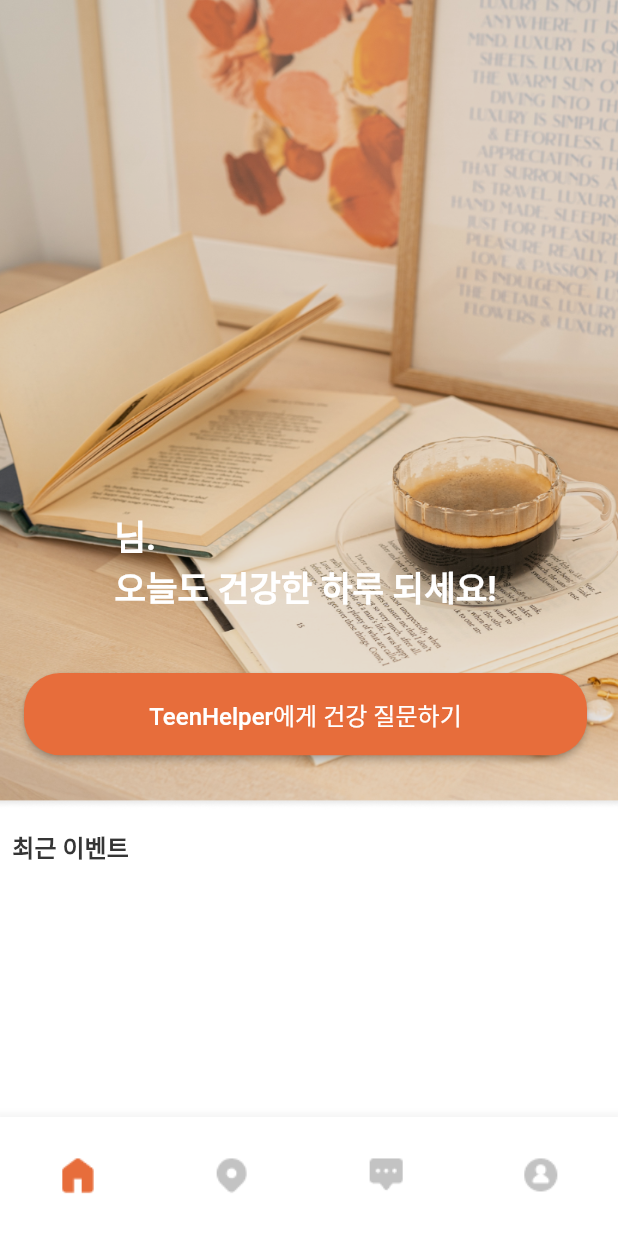
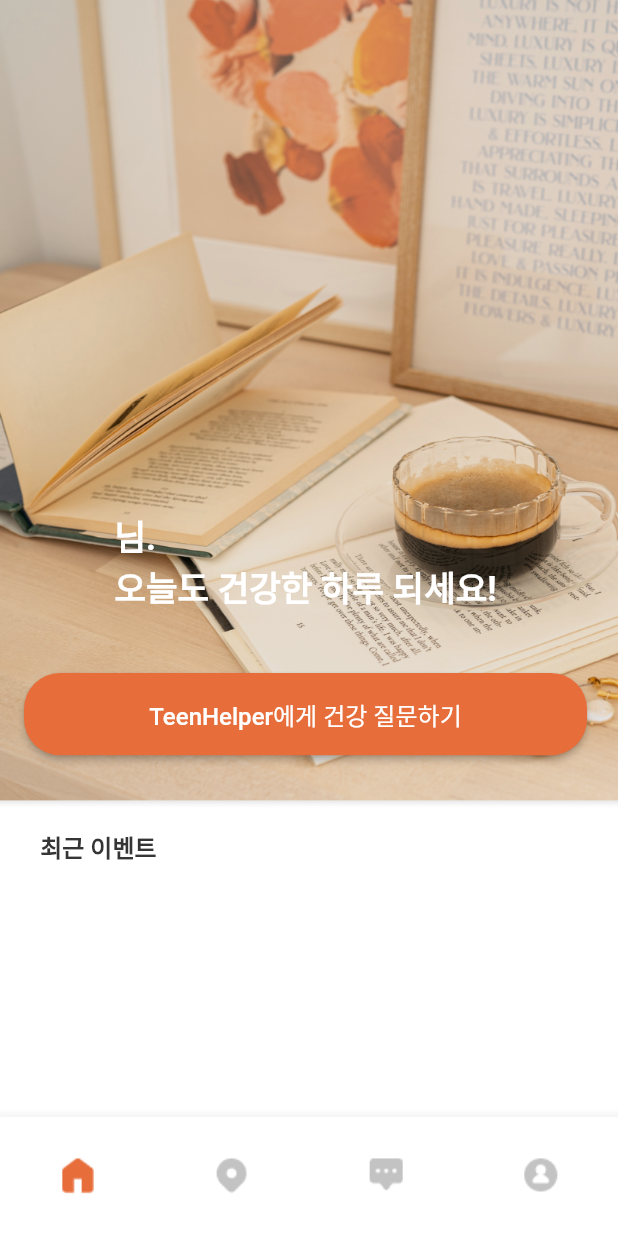
Before and after one commit to GDSC-SWU/2023-TeenHelper-SolutionChallenge, a Flutter app: the screen it shows once a user with an empty profile is signed in, on a phone screen of 412 x 824 dp. Run offline on Flutter 3.47's test engine with Material 2 defaults, Android fonts, the phone set to English and light mode, and no system bars; drawn by our look-alikes of carousel_slider; our stand-ins replace cloud_firestore, firebase_auth, firebase_core, flutter_dotenv, flutter_form_builder, flutter_screenutil and 10 more; missing offline and left inert: chat_gpt_sdk, mysql1, translator; accounts and stored records are empty; Roboto replaces fonts that are missing (Spoqa Han Sans Neo).

Commit message:
fix: Event design edit in Homescreen

```diff
--- a/lib/home/HomeScreen.dart
+++ b/lib/home/HomeScreen.dart
@@ -152,7 +152,7 @@ Widget _buildmiddle(){
         mainAxisAlignment: MainAxisAlignment.start,
         children: [
           Container(
-            margin: EdgeInsets.only(left: (MediaQuery.of(context).size.width * 0.02)),
+            margin: EdgeInsets.only(left: (MediaQuery.of(context).size.width * 0.065)),
             child: Text("최근 이벤트",
               style: TextStyle(
                 color: Color(0xff353535),
@@ -168,7 +168,7 @@ Widget _buildmiddle(){
                   if(!asyncSnapshot.hasData) {
                     return Container(
                       margin: EdgeInsets.fromLTRB(ScreenUtil().setWidth(48), ScreenUtil().setWidth(40), 0, 0),
-                      child: Text("내가 쓴 후기가 없습니다.\n쉼터를 통해 의료적 지원을 받은 경험이 있다면 \n후기를 공유해주세요!",
+                      child: Text("",
                           textAlign: TextAlign.center,
                           style: TextStyle(
                             color: Color(0xFF6B6B6B),
@@ -205,8 +205,8 @@ Widget _buildmiddle(){
                               ),
                               SizedBox(height: (MediaQuery.of(context).size.height * 0.005)),
                               Container(
-                                margin: EdgeInsets.only(left: (MediaQuery.of(context).size.width * 0.01)),
-                                width: ScreenUtil().setWidth(144),
+                                margin: EdgeInsets.only(left: (MediaQuery.of(context).size.width * 0.06)),
+                                width: ScreenUtil().setWidth(125),
                                 child: Text(
                                   event[index].title,
                                   overflow: TextOverflow.ellipsis,
@@ -219,7 +219,7 @@ Widget _buildmiddle(){
                                 ),
                               ),
                               Container(
-                                margin: EdgeInsets.fromLTRB(ScreenUtil().setWidth(8), ScreenUtil().setHeight(4), 0, 0),
+                                margin: EdgeInsets.fromLTRB((MediaQuery.of(context).size.width * 0.06), ScreenUtil().setHeight(4), 0, 0),
                                 width: ScreenUtil().setWidth(144),
                                 child: Text(
                                   event[index].timeStamp,
```
